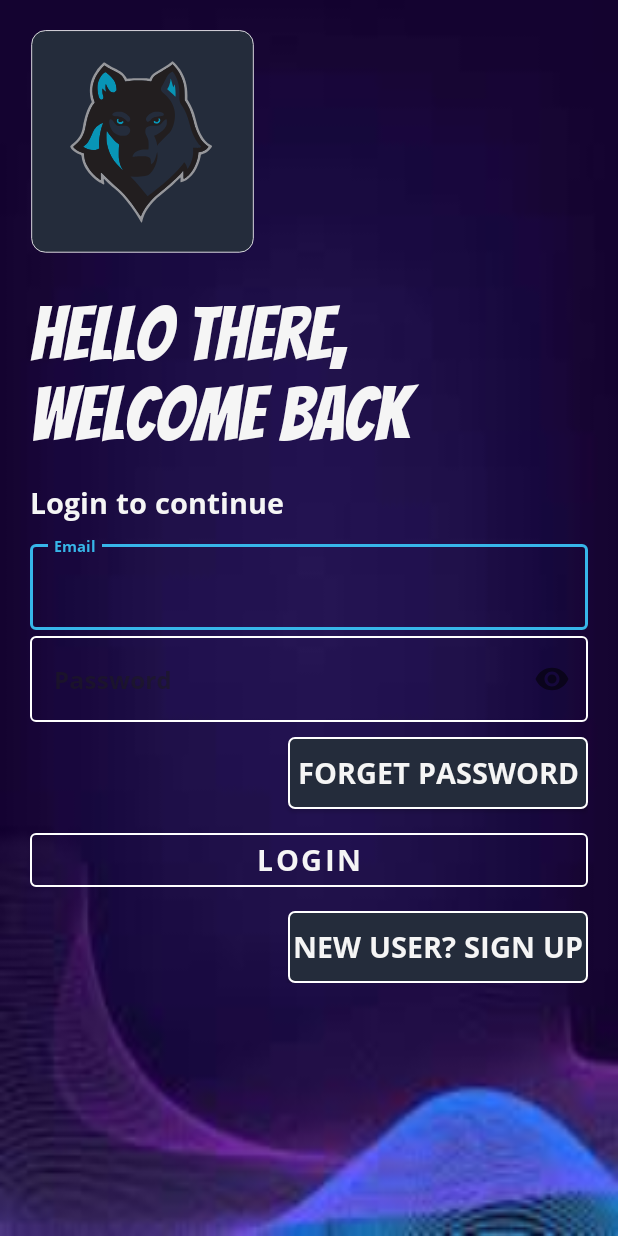
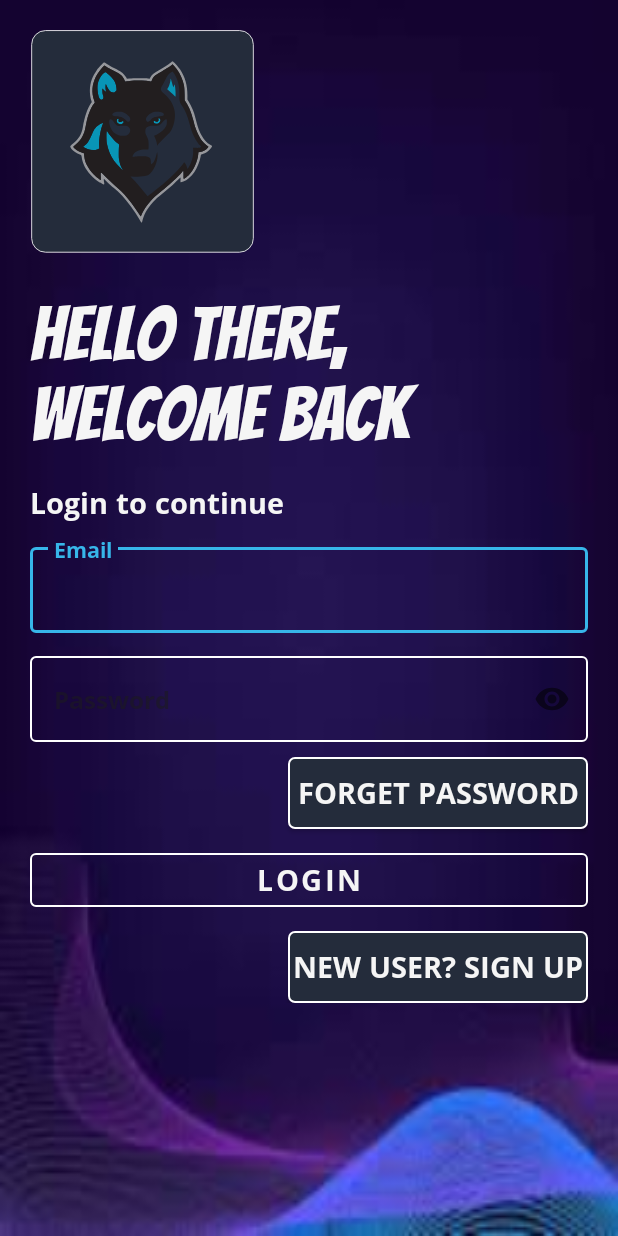
Before and after one commit to Grandeur77/DonateMe, an Android app: the landing_page screen opened directly, with no data from a screen before it, on a phone screen of 412 x 824 dp. Run offline under Robolectric (Android 15) with nearby library versions, the phone set to English and light mode, and no system bars; 1 statement that could not run was skipped.

Commit message:
style error done

```diff
--- a/app/src/main/res/layout/activity_landing_page.xml
+++ b/app/src/main/res/layout/activity_landing_page.xml
@@ -50,7 +50,7 @@
                 android:layout_height="wrap_content"
                 android:hint="@string/prompt_email"
                 app:boxStrokeColor="@color/light_blue"
-                app:hintTextAppearance="@style/HintTextAppearance"
+                app:hintTextAppearance="@style/TextAppearance.AppCompat.Body1"
                 app:hintTextColor="@color/hint_color">
 
                 <com.google.android.material.textfield.TextInputEditText
@@ -59,6 +59,7 @@
                     android:layout_height="wrap_content"
                     android:fontFamily="@font/opensans"
                     android:inputType="textEmailAddress"
+                    android:textAppearance="@style/TextAppearance.AppCompat.Display1"
                     android:textColor="@color/Text1"
                     android:textSize="@dimen/sp_16" />
             </com.google.android.material.textfield.TextInputLayout>
@@ -70,7 +71,7 @@
                 android:layout_height="wrap_content"
                 android:hint="@string/prompt_password"
                 app:boxStrokeColor="@color/light_blue"
-                app:hintTextAppearance="@style/HintTextAppearance"
+                app:hintTextAppearance="@style/TextAppearance.AppCompat.Display1"
                 app:hintTextColor="@color/hint_color"
                 app:passwordToggleEnabled="true">
 
@@ -80,6 +81,7 @@
                     android:layout_height="wrap_content"
                     android:fontFamily="@font/opensans"
                     android:inputType="textPassword"
+                    android:textAppearance="@style/TextAppearance.AppCompat.Display1"
                     android:textColor="@color/Text1"
                     android:textSize="@dimen/sp_16" />
             </com.google.android.material.textfield.TextInputLayout>
```
